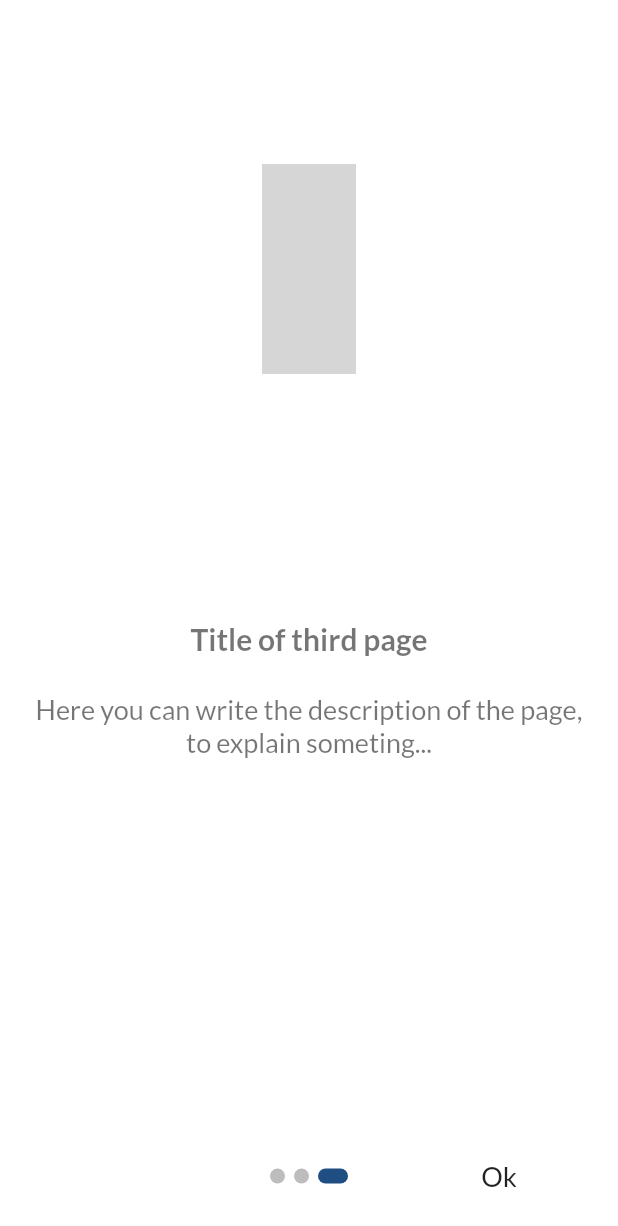
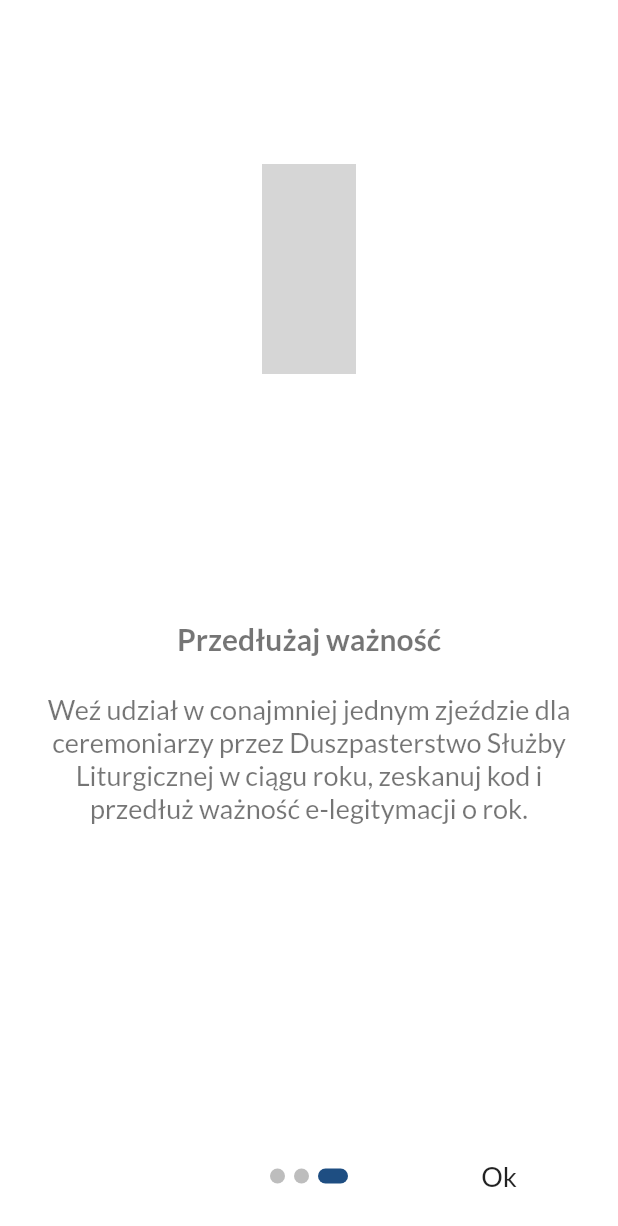
Before and after one commit to iAndRYou/ceremony, a Flutter app: the AboutPage widget shown alone on an empty page, opened directly, swiped to page 3, on a phone screen of 412 x 824 dp. Shown: the top 1226 px of the screen. Run offline on Flutter 3.47's test engine with Material 2 defaults, Android fonts, the light colour scheme and no system bars; drawn by our look-alikes of introduction_screen; our stand-ins replace flutter_secure_storage, get, google_fonts, hexcolor, iconsax, pin_code_fields; missing offline and left inert: encrypt, flutter_nfc_kit, foil, ndef, ntp; accounts and stored records are empty; statements that could not run were skipped; grey boxes are pictures that could not be loaded.

Commit message:
AboutPage

```diff
--- a/lib/options/about.dart
+++ b/lib/options/about.dart
@@ -53,8 +53,21 @@ class _AboutPageState extends State<AboutPage> {
               borderRadius: BorderRadius.circular(25.0))),
       pages: [
         PageViewModel(
-          title: "Skanuj Legitymacje",
-          body: "Dzięki aplikacji",
+          title: "e-Legitymacja",
+          body:
+              "Zaloguj się, a dane twojej legitymacji oraz informacje o twojej posłudze zostaną zebrane w jednym miejscu - na twoim telefonie. Okazanie e-legitymacji w aplikacji jest równoprawne okazaniu fizycznego dokumentu. Tylko w aplikacji sprawdzisz, czy dokument jest ważny.",
+          image: Center(
+            child: Icon(
+              Iconsax.personalcard,
+              size: 140,
+              color: HexColor('1e4e82'),
+            ),
+          ),
+        ),
+        PageViewModel(
+          title: "Skanuj e-Legitymacje",
+          body:
+              "Dzięki aplikacji Ceremony możesz skanować każdą e-legitymację ceremoniarza, sprawdzać jej ważność i podstawowe dane na niej zapisane. Możesz zrobić to bez logowania się do aplikacji albo z poziomu menu opcji.",
           image: Center(
             child: Icon(
               Iconsax.mirroring_screen,
@@ -64,29 +77,17 @@ class _AboutPageState extends State<AboutPage> {
           ),
         ),
         PageViewModel(
-          title: "Title of second page",
+          title: "Przedłużaj ważność",
           body:
-              "Here you can write the description of the page, to explain someting...",
+              "Weź udział w conajmniej jednym zjeździe dla ceremoniarzy przez Duszpasterstwo Służby Liturgicznej w ciągu roku, zeskanuj kod i przedłuż ważność e-legitymacji o rok.",
           image: Center(
             child: Icon(
-              Iconsax.message_question,
+              Iconsax.calendar_tick,
               size: 140,
               color: HexColor('1e4e82'),
             ),
           ),
         ),
-        PageViewModel(
-          title: "Title of third page",
-          body:
-              "Here you can write the description of the page, to explain someting...",
-          image: Center(
-            child: Icon(
-              Iconsax.information,
-              size: 140,
-              color: HexColor('1e4e82'),
-            ),
-          ),
-        )
       ],
     );
   }
```
